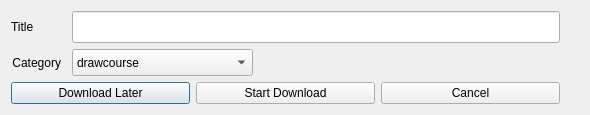
The window that download/newdownloadinfodialog.ui (whittmy/ManaHelper) describes before a commit, drawn with Qt 5.
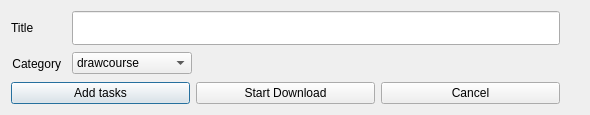
The same window after the commit. Icons and pictures are not drawn.

The edit to the form file:
```diff
--- a/download/newdownloadinfodialog.ui
+++ b/download/newdownloadinfodialog.ui
@@ -113,17 +113,14 @@
        </item>
        <item>
         <widget class="QComboBox" name="categoryBox">
-         <property name="minimumSize">
-          <size>
-           <width>181</width>
-           <height>27</height>
-          </size>
+         <property name="enabled">
+          <bool>true</bool>
          </property>
-         <property name="maximumSize">
-          <size>
-           <width>132</width>
-           <height>27</height>
-          </size>
+         <property name="sizePolicy">
+          <sizepolicy hsizetype="Minimum" vsizetype="Fixed">
+           <horstretch>0</horstretch>
+           <verstretch>0</verstretch>
+          </sizepolicy>
          </property>
          <item>
           <property name="text">
@@ -258,6 +255,9 @@
          <property name="orientation">
           <enum>Qt::Horizontal</enum>
          </property>
+         <property name="sizeType">
+          <enum>QSizePolicy::Expanding</enum>
+         </property>
          <property name="sizeHint" stdset="0">
           <size>
            <width>40</width>
@@ -273,7 +273,7 @@
        <item>
         <widget class="QPushButton" name="pushButton_2">
          <property name="text">
-          <string>Download Later</string>
+          <string>Add tasks</string>
          </property>
         </widget>
        </item>
```
Left out of the diff: 33 changed lines with no effect on the pictures.
